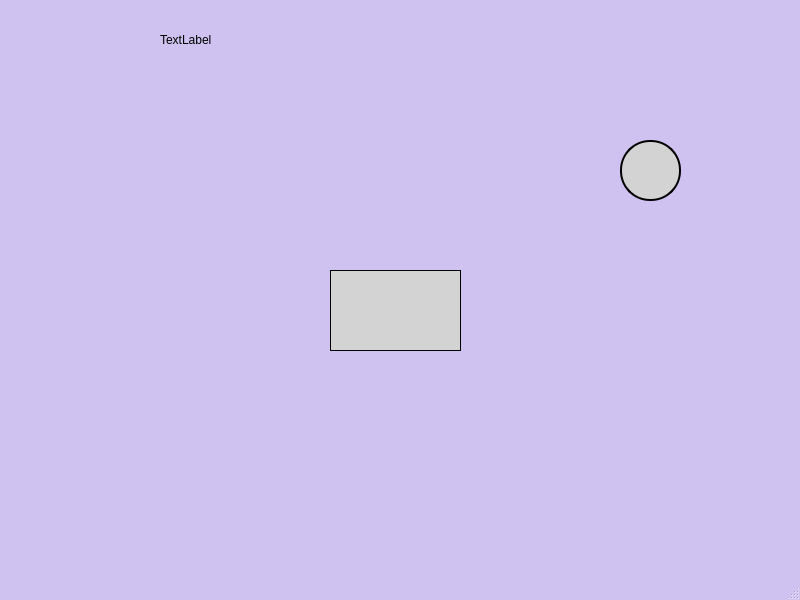
This is mainwindow.ui in Anuta-loginova/Meteor-project-_2 as Qt 5 draws it before an edit. The edited form follows.
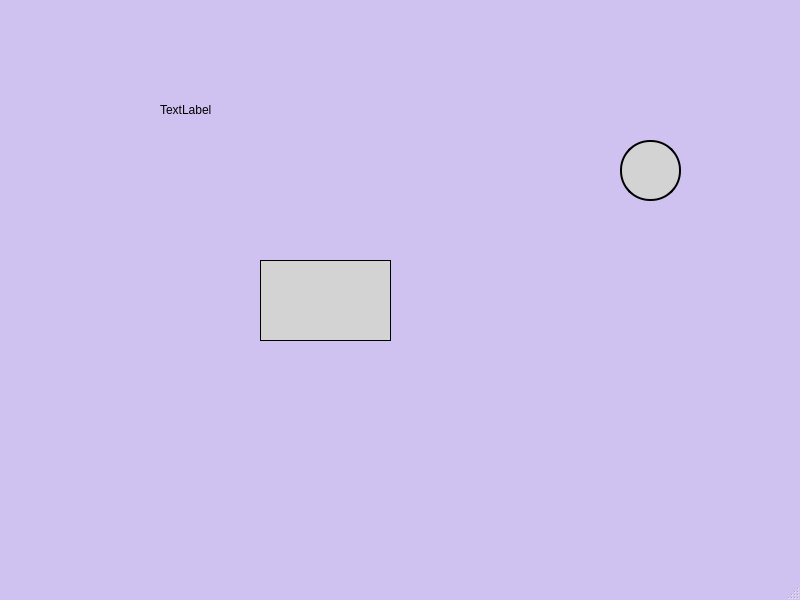
This is the edited form.

Commit message: deleted:    Adjektivdeklination_alle_Deklinationstypen_in_einer_Tabelle.png 	modified:   CMakeLists.txt 	new file:   REs.qrc 	new file:   a1b158d7d3222b8b4b87b.png 	modified:   logic.cpp 	modified:   main.cpp 	modified:   mainwindow.ui 	deleted:    sources.qrc

The edit to the form file:
```diff
--- a/mainwindow.ui
+++ b/mainwindow.ui
@@ -66,8 +66,8 @@
     </property>
     <property name="geometry">
      <rect>
-      <x>330</x>
-      <y>270</y>
+      <x>260</x>
+      <y>260</y>
       <width>131</width>
       <height>81</height>
      </rect>
@@ -138,7 +138,7 @@
     <property name="geometry">
      <rect>
       <x>160</x>
-      <y>30</y>
+      <y>100</y>
       <width>281</width>
       <height>20</height>
      </rect>
```
The commit also changes 7 other files.
